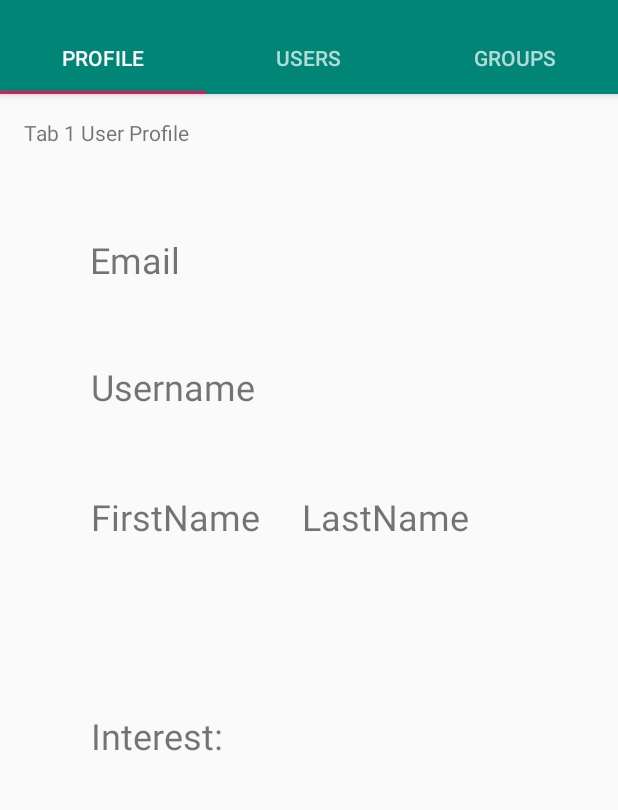
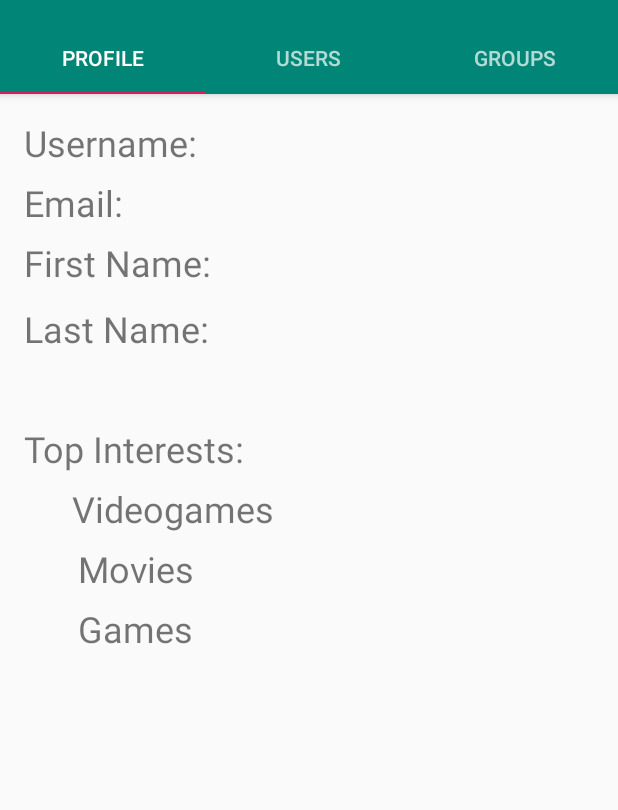
Before and after one commit to JakobDozier/Powwow, an Android app: the ProfileTab1 screen opened directly, with no data from a screen before it, on a phone screen of 412 x 824 dp, the part 74-884 px from its top. Run offline under Robolectric (Android 15) with nearby library versions, the phone set to English and light mode, and no system bars; our stand-ins replace Firebase (no records; nobody signed in at launch, a user with empty details on screens opened directly).

Commit message:
Test
testing for retrieving data from firestore

```diff
--- a/jakob/Powwow/app/build.gradle
+++ b/jakob/Powwow/app/build.gradle
@@ -21,7 +21,7 @@ android {
 dependencies {
     implementation fileTree(dir: 'libs', include: ['*.jar'])
     implementation 'com.android.support:appcompat-v7:28.0.0'
-
+    implementation 'com.android.support:recyclerview-v7:28.0.0'
     // Firebase core
     implementation 'com.google.firebase:firebase-core:16.0.4'
 
--- a/jakob/Powwow/app/src/main/java/com/example/jakobdozier/powwow/ProfileTab1.java
+++ b/jakob/Powwow/app/src/main/java/com/example/jakobdozier/powwow/ProfileTab1.java
@@ -1,5 +1,6 @@
 package com.example.jakobdozier.powwow;
 
+import android.support.annotation.NonNull;
 import android.support.v4.app.Fragment;
 import android.os.Bundle;
 import android.view.LayoutInflater;
@@ -7,29 +8,72 @@ import android.view.View;
 import android.view.ViewGroup;
 import android.widget.EditText;
 import android.widget.TextView;
+import android.widget.Toast;
 
+import com.google.android.gms.tasks.OnFailureListener;
+import com.google.android.gms.tasks.OnSuccessListener;
+import com.google.firebase.auth.FirebaseAuth;
+import com.google.firebase.firestore.DocumentSnapshot;
 import com.google.firebase.firestore.FirebaseFirestore;
+import com.google.firebase.firestore.FirebaseFirestoreSettings;
 
 public class ProfileTab1 extends Fragment {
 
+    private static final String KEY_USERNAME = "username";
+    private static final String KEY_EMAIL = "email";
+    private static final String KEY_FIRSTNAME = "fistName";
+    private static final String KEY_LASTNAME = "lastName";
+
+    private TextView userName;
     private TextView email;
-    private TextView userName;
     private TextView fName;
     private TextView lName;
 
-    private FirebaseFirestore firebaseFirestore;
+    private FirebaseFirestore firebaseFirestore = FirebaseFirestore.getInstance();
+
+    private FirebaseAuth firebaseAuth = FirebaseAuth.getInstance();
 
     @Override
     public View onCreateView(LayoutInflater inflater, ViewGroup container,
                              Bundle savedInstanceState) {
         View rootView = inflater.inflate(R.layout.profile_tab1, container, false);
 
+        userName = rootView.findViewById(R.id.textViewUsername);
         email = rootView.findViewById(R.id.textViewEmail);
-        userName = rootView.findViewById(R.id.textViewUsername);
         fName = rootView.findViewById(R.id.textViewFirstName);
         lName = rootView.findViewById(R.id.textViewLastName);
 
-        firebaseFirestore = FirebaseFirestore.getInstance();
+        FirebaseFirestoreSettings settings = new FirebaseFirestoreSettings.Builder()
+                .setTimestampsInSnapshotsEnabled(true)
+                .build();
+        firebaseFirestore.setFirestoreSettings(settings);
+
+        firebaseFirestore.collection("users").document(firebaseAuth.getCurrentUser().getUid()).get()
+                .addOnSuccessListener(new OnSuccessListener<DocumentSnapshot>() {
+                    @Override
+                    public void onSuccess(DocumentSnapshot documentSnapshot) {
+                        if (documentSnapshot.exists()) {
+                            String userNameData = documentSnapshot.getString(KEY_USERNAME);
+                            String emailData = documentSnapshot.getString(KEY_EMAIL);
+                            String fNameData = documentSnapshot.getString(KEY_FIRSTNAME);
+                            String lNameData = documentSnapshot.getString(KEY_LASTNAME);
+
+                            userName.setText("Username: " + userNameData);
+                            email.setText("Email: " + emailData);
+                            fName.setText("First Name: " + fNameData);
+                            lName.setText("Last Name: " + lNameData);
+                        }
+                        else {
+                            Toast.makeText(getActivity(), "Document does not exist", Toast.LENGTH_SHORT).show();
+                        }
+                    }
+                })
+                .addOnFailureListener(new OnFailureListener() {
+                    @Override
+                    public void onFailure(@NonNull Exception e) {
+                        Toast.makeText(getActivity(), "Error!", Toast.LENGTH_SHORT).show();
+                    }
+                });
 
         return rootView;
     }
--- a/jakob/Powwow/app/src/main/java/com/example/jakobdozier/powwow/RegisterActivity.java
+++ b/jakob/Powwow/app/src/main/java/com/example/jakobdozier/powwow/RegisterActivity.java
@@ -67,7 +67,7 @@ public class RegisterActivity extends AppCompatActivity implements View.OnClickL
         String email = emailRegister.getText().toString().trim();
         String password = passwordRegister.getText().toString().trim();
 
-        Map<String, Object> newUser = new HashMap<>();
+//        Map<String, Object> newUser = new HashMap<>();
 
         if (TextUtils.isEmpty(firstName)) {
             //email is empty
--- /dev/null
+++ b/jakob/Powwow/app/src/main/java/com/example/jakobdozier/powwow/UserListAdaptor.java
@@ -0,0 +1,57 @@
+package com.example.jakobdozier.powwow;
+
+import android.support.annotation.NonNull;
+import android.support.v7.widget.RecyclerView;
+import android.view.LayoutInflater;
+import android.view.View;
+import android.view.ViewGroup;
+import android.widget.TextView;
+
+import java.util.List;
+
+public class UserListAdaptor extends RecyclerView.Adapter<UserListAdaptor.ViewHolder> {
+
+    public List<userProfile> userList;
+
+    public UserListAdaptor(List<userProfile> userList){
+        this.userList = userList;
+    }
+    @Override
+    public ViewHolder onCreateViewHolder(ViewGroup viewGroup, int i) {
+        View view = LayoutInflater.from(viewGroup.getContext()).inflate(R.layout.user_list, viewGroup, false);
+        return new ViewHolder(view);
+    }
+
+    @Override
+    public void onBindViewHolder(@NonNull ViewHolder viewHolder, int i) {
+        viewHolder.firstNameText.setText(userList.get(i).getFirstName());
+        viewHolder.lastNameText.setText(userList.get(i).getLastName());
+        viewHolder.usernameText.setText(userList.get(i).getUsername());
+        viewHolder.ageText.setText(String.valueOf(userList.get(i).getAge()));
+    }
+
+    @Override
+    public int getItemCount() {
+        return userList.size();
+    }
+
+    public class ViewHolder extends RecyclerView.ViewHolder {
+
+        View mView;
+
+        public TextView firstNameText;
+        public TextView lastNameText;
+        public TextView usernameText;
+        public TextView ageText;
+
+        public ViewHolder(@NonNull View itemView) {
+            super(itemView);
+            mView = itemView;
+
+            firstNameText = (TextView) mView.findViewById(R.id.firstName);
+            lastNameText = (TextView) mView.findViewById(R.id.lastName);
+            ageText = (TextView) mView.findViewById(R.id.age);
+            usernameText = (TextView) mView.findViewById(R.id.username);
+        }
+    }
+}
--- a/jakob/Powwow/app/src/main/java/com/example/jakobdozier/powwow/UsersTab2.java
+++ b/jakob/Powwow/app/src/main/java/com/example/jakobdozier/powwow/UsersTab2.java
@@ -1,17 +1,87 @@
 package com.example.jakobdozier.powwow;
 
 import android.os.Bundle;
+import android.support.annotation.NonNull;
 import android.support.v4.app.Fragment;
+import android.support.v7.widget.LinearLayoutManager;
+import android.support.v7.widget.RecyclerView;
+import android.util.Log;
 import android.view.LayoutInflater;
 import android.view.View;
 import android.view.ViewGroup;
 
+import com.google.firebase.auth.FirebaseAuth;
+import com.google.firebase.auth.FirebaseUser;
+import com.google.firebase.firestore.DocumentChange;
+import com.google.firebase.firestore.DocumentSnapshot;
+import com.google.firebase.firestore.EventListener;
+import com.google.firebase.firestore.FirebaseFirestore;
+import com.google.firebase.firestore.FirebaseFirestoreException;
+import com.google.firebase.firestore.FirebaseFirestoreSettings;
+import com.google.firebase.firestore.QuerySnapshot;
+
+import java.util.ArrayList;
+import java.util.List;
+
+import javax.annotation.Nullable;
+
+import static android.support.constraint.Constraints.TAG;
+
 public class UsersTab2 extends Fragment {
+    private RecyclerView mRecyclerView;
+    private FirebaseFirestore mFirestore;
+    private FirebaseAuth mAuth;
+    private String mCurrentUser;
+    private int mCurrentUserProfile;
+    private UserListAdaptor userListAdaptor;
+    private List<userProfile> userList;
 
     @Override
     public View onCreateView(LayoutInflater inflater, ViewGroup container,
                              Bundle savedInstanceState) {
+        super.onCreate(savedInstanceState);
         View rootView = inflater.inflate(R.layout.users_tab2, container, false);
+
+        userList = new ArrayList<>();
+        userListAdaptor = new UserListAdaptor(userList);
+
+        mRecyclerView = (RecyclerView) rootView.findViewById(R.id.user_display);
+        mRecyclerView.setHasFixedSize(true);
+        mRecyclerView.setLayoutManager(new LinearLayoutManager(getActivity()));
+        mRecyclerView.setAdapter(userListAdaptor);
+
+        mFirestore = FirebaseFirestore.getInstance();
+
+//        FirebaseFirestoreSettings settings = new FirebaseFirestoreSettings.Builder()
+//                .setTimestampsInSnapshotsEnabled(true)
+//                .build();
+//        mFirestore.setFirestoreSettings(settings);
+
+        mFirestore.collection("users").addSnapshotListener(new EventListener<QuerySnapshot>() {
+            @Override
+            public void onEvent(@Nullable QuerySnapshot queryDocumentSnapshots, @Nullable FirebaseFirestoreException e) {
+                if(e != null){
+                    Log.d(TAG, "Error: "+e.getMessage());
+                }
+                for(DocumentChange doc : queryDocumentSnapshots.getDocumentChanges()){
+                    if(doc.getType() == DocumentChange.Type.ADDED){
+                        userProfile users = doc.getDocument().toObject(userProfile.class);
+                        userList.add(users);
+
+                        for(int i = 0; i < userList.size();i++){
+                            if(userList.get(i).getInversions() < 8 || userList.get(i).getInversions() > 13 || userList.get(i).getUsername().equals("peterparker")){
+                                userList.remove(i);
+                            }
+                        }
+                        userListAdaptor.notifyDataSetChanged();
+                    }
+                }
+            }
+        });
+
+
+
+
         return rootView;
     }
 }
--- a/jakob/Powwow/app/src/main/res/layout/activity_login.xml
+++ b/jakob/Powwow/app/src/main/res/layout/activity_login.xml
@@ -18,7 +18,7 @@
         android:layout_marginBottom="8dp"
         android:ems="10"
         android:hint="Email"
-        android:inputType="textPersonName"
+        android:inputType="textEmailAddress"
         app:layout_constraintBottom_toTopOf="@+id/guideline"
         app:layout_constraintEnd_toEndOf="parent"
         app:layout_constraintHorizontal_bias="0.0"
@@ -38,7 +38,7 @@
         android:layout_marginBottom="8dp"
         android:ems="10"
         android:hint="Password"
-        android:inputType="textPersonName"
+        android:inputType="textPassword"
         app:layout_constraintBottom_toBottomOf="parent"
         app:layout_constraintEnd_toEndOf="parent"
         app:layout_constraintHorizontal_bias="0.0"
--- a/jakob/Powwow/app/src/main/res/layout/profile_tab1.xml
+++ b/jakob/Powwow/app/src/main/res/layout/profile_tab1.xml
@@ -8,112 +8,99 @@
     tools:context=".MainActivity$PlaceholderFragment">
 
     <TextView
-        android:id="@+id/section_label"
+        android:id="@+id/textViewUsername"
         android:layout_width="wrap_content"
         android:layout_height="wrap_content"
-        android:layout_marginStart="@dimen/activity_horizontal_margin"
-        android:layout_marginTop="@dimen/activity_vertical_margin"
-        android:layout_marginEnd="@dimen/activity_horizontal_margin"
-        android:layout_marginBottom="@dimen/activity_vertical_margin"
-        android:text="Tab 1 User Profile"
-        app:layout_constraintLeft_toLeftOf="parent"
-        app:layout_constraintTop_toTopOf="@+id/constraintLayout"
-        tools:layout_constraintLeft_creator="1"
-        tools:layout_constraintTop_creator="1" />
+        android:layout_marginStart="16dp"
+        android:layout_marginLeft="16dp"
+        android:layout_marginTop="16dp"
+        android:text="Username:"
+        android:textSize="24dp"
+        app:layout_constraintStart_toStartOf="parent"
+        app:layout_constraintTop_toTopOf="parent" />
 
     <TextView
-        android:id="@+id/textView"
+        android:id="@+id/textViewEmail"
         android:layout_width="wrap_content"
         android:layout_height="wrap_content"
-        android:layout_marginStart="8dp"
-        android:layout_marginLeft="8dp"
-        android:layout_marginTop="8dp"
-        android:layout_marginEnd="8dp"
-        android:layout_marginRight="8dp"
-        android:layout_marginBottom="8dp"
-        android:text="Interest:"
+        android:layout_marginStart="16dp"
+        android:layout_marginLeft="16dp"
+        android:layout_marginTop="56dp"
+        android:text="Email: "
         android:textSize="24dp"
-        app:layout_constraintBottom_toBottomOf="parent"
-        app:layout_constraintEnd_toEndOf="parent"
-        app:layout_constraintHorizontal_bias="0.17"
         app:layout_constraintStart_toStartOf="parent"
-        app:layout_constraintTop_toTopOf="parent"
-        app:layout_constraintVertical_bias="0.561" />
+        app:layout_constraintTop_toTopOf="parent" />
 
     <TextView
         android:id="@+id/textViewFirstName"
         android:layout_width="wrap_content"
         android:layout_height="wrap_content"
-        android:layout_marginStart="8dp"
-        android:layout_marginLeft="8dp"
-        android:layout_marginTop="8dp"
-        android:layout_marginEnd="8dp"
-        android:layout_marginRight="8dp"
-        android:layout_marginBottom="8dp"
-        android:text="FirstName"
+        android:layout_marginStart="16dp"
+        android:layout_marginLeft="16dp"
+        android:layout_marginTop="96dp"
+        android:text="First Name: "
         android:textSize="24dp"
-        app:layout_constraintBottom_toBottomOf="parent"
-        app:layout_constraintEnd_toEndOf="parent"
-        app:layout_constraintHorizontal_bias="0.186"
         app:layout_constraintStart_toStartOf="parent"
-        app:layout_constraintTop_toTopOf="parent"
-        app:layout_constraintVertical_bias="0.358" />
-
-    <TextView
-        android:id="@+id/textViewEmail"
-        android:layout_width="wrap_content"
-        android:layout_height="wrap_content"
-        android:layout_marginStart="8dp"
-        android:layout_marginLeft="8dp"
-        android:layout_marginTop="8dp"
-        android:layout_marginEnd="8dp"
-        android:layout_marginRight="8dp"
-        android:layout_marginBottom="8dp"
-        android:text="Email"
-        android:textSize="24dp"
-        app:layout_constraintBottom_toBottomOf="parent"
-        app:layout_constraintEnd_toEndOf="parent"
-        app:layout_constraintHorizontal_bias="0.155"
-        app:layout_constraintStart_toStartOf="parent"
-        app:layout_constraintTop_toTopOf="parent"
-        app:layout_constraintVertical_bias="0.12" />
-
-    <TextView
-        android:id="@+id/textViewUsername"
-        android:layout_width="wrap_content"
-        android:layout_height="wrap_content"
-        android:layout_marginStart="8dp"
-        android:layout_marginLeft="8dp"
-        android:layout_marginTop="8dp"
-        android:layout_marginEnd="8dp"
-        android:layout_marginRight="8dp"
-        android:layout_marginBottom="8dp"
-        android:text="Username"
-        android:textSize="24dp"
-        app:layout_constraintBottom_toBottomOf="parent"
-        app:layout_constraintEnd_toEndOf="parent"
-        app:layout_constraintHorizontal_bias="0.184"
-        app:layout_constraintStart_toStartOf="parent"
-        app:layout_constraintTop_toTopOf="parent"
-        app:layout_constraintVertical_bias="0.237" />
+        app:layout_constraintTop_toTopOf="parent" />
 
     <TextView
         android:id="@+id/textViewLastName"
         android:layout_width="wrap_content"
         android:layout_height="wrap_content"
-        android:layout_marginStart="8dp"
-        android:layout_marginLeft="8dp"
-        android:layout_marginTop="8dp"
-        android:layout_marginEnd="8dp"
-        android:layout_marginRight="8dp"
-        android:layout_marginBottom="8dp"
-        android:text="LastName"
+        android:layout_marginStart="16dp"
+        android:layout_marginLeft="16dp"
+        android:layout_marginTop="140dp"
+        android:text="Last Name: "
         android:textSize="24dp"
-        app:layout_constraintBottom_toBottomOf="parent"
-        app:layout_constraintEnd_toEndOf="parent"
-        app:layout_constraintHorizontal_bias="0.68"
         app:layout_constraintStart_toStartOf="parent"
-        app:layout_constraintTop_toTopOf="parent"
-        app:layout_constraintVertical_bias="0.358" />
+        app:layout_constraintTop_toTopOf="parent" />
+
+    <TextView
+        android:id="@+id/textViewEmail4"
+        android:layout_width="wrap_content"
+        android:layout_height="wrap_content"
+        android:layout_marginStart="16dp"
+        android:layout_marginLeft="16dp"
+        android:layout_marginTop="220dp"
+        android:text="Top Interests:"
+        android:textSize="24dp"
+        app:layout_constraintStart_toStartOf="parent"
+        app:layout_constraintTop_toTopOf="parent" />
+
+    <TextView
+        android:id="@+id/textViewEmail5"
+        android:layout_width="wrap_content"
+        android:layout_height="wrap_content"
+        android:layout_marginStart="48dp"
+        android:layout_marginLeft="48dp"
+        android:layout_marginTop="260dp"
+        android:text="Videogames"
+        android:textSize="24dp"
+        app:layout_constraintStart_toStartOf="parent"
+        app:layout_constraintTop_toTopOf="parent" />
+
+    <TextView
+        android:id="@+id/textViewEmail6"
+        android:layout_width="wrap_content"
+        android:layout_height="wrap_content"
+        android:layout_marginStart="52dp"
+        android:layout_marginLeft="52dp"
+        android:layout_marginTop="300dp"
+        android:text="Movies"
+        android:textSize="24dp"
+        app:layout_constraintStart_toStartOf="parent"
+        app:layout_constraintTop_toTopOf="parent" />
+
+    <TextView
+        android:id="@+id/textViewEmail7"
+        android:layout_width="wrap_content"
+        android:layout_height="wrap_content"
+        android:layout_marginStart="52dp"
+        android:layout_marginLeft="52dp"
+        android:layout_marginTop="340dp"
+        android:text="Games"
+        android:textSize="24dp"
+        app:layout_constraintStart_toStartOf="parent"
+        app:layout_constraintTop_toTopOf="parent" />
 
 </android.support.constraint.ConstraintLayout>
```
Also changed, not shown: jakob/Powwow/app/src/main/java/com/example/jakobdozier/powwow/userProfile.java (added, +55 -0 lines), jakob/Powwow/app/src/main/res/layout/user_list.xml (added, +124 -0 lines), jakob/Powwow/app/src/main/res/layout/users_tab2.xml (+9 -13 lines).
